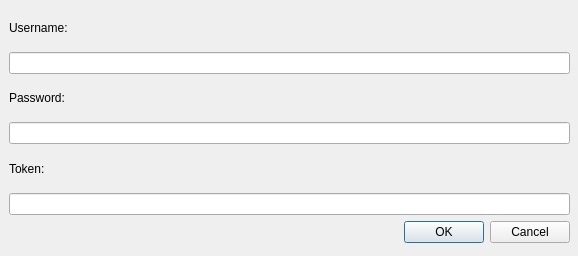
The window that LDMP/DlgSettings.ui (ConservationInternational/trends.earth) describes before a commit, drawn with Qt 5.
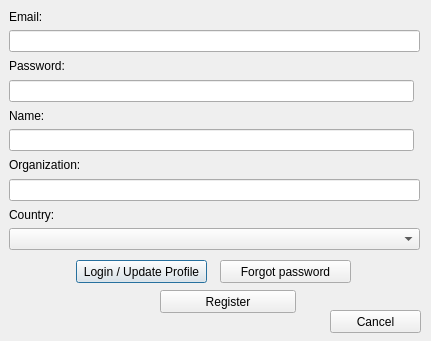
The same window after the commit.

Commit message: Add code for buttons in settings pane.

What changed in the file:
```diff
--- a/LDMP/DlgSettings.ui
+++ b/LDMP/DlgSettings.ui
@@ -6,8 +6,8 @@
    <rect>
     <x>0</x>
     <y>0</y>
-    <width>578</width>
-    <height>256</height>
+    <width>431</width>
+    <height>341</height>
    </rect>
   </property>
   <property name="sizePolicy">
@@ -24,28 +24,28 @@
     <rect>
      <x>9</x>
      <y>9</y>
-     <width>561</width>
-     <height>234</height>
+     <width>411</width>
+     <height>241</height>
     </rect>
    </property>
    <layout class="QGridLayout" name="gridLayout">
     <property name="sizeConstraint">
      <enum>QLayout::SetDefaultConstraint</enum>
     </property>
-    <item row="6" column="0">
-     <widget class="QDialogButtonBox" name="button_box">
-      <property name="orientation">
-       <enum>Qt::Horizontal</enum>
+    <item row="10" column="1">
+     <widget class="QLabel" name="label_3">
+      <property name="sizePolicy">
+       <sizepolicy hsizetype="Preferred" vsizetype="Minimum">
+        <horstretch>0</horstretch>
+        <verstretch>0</verstretch>
+       </sizepolicy>
       </property>
-      <property name="standardButtons">
-       <set>QDialogButtonBox::Cancel|QDialogButtonBox::Ok</set>
+      <property name="text">
+       <string>Organization:</string>
       </property>
      </widget>
     </item>
-    <item row="1" column="0">
-     <widget class="QLineEdit" name="username"/>
-    </item>
-    <item row="2" column="0">
+    <item row="4" column="1">
      <widget class="QLabel" name="label">
       <property name="sizePolicy">
        <sizepolicy hsizetype="Preferred" vsizetype="Minimum">
@@ -58,7 +58,14 @@
       </property>
      </widget>
     </item>
-    <item row="0" column="0">
+    <item row="2" column="1" colspan="2">
+     <widget class="QLineEdit" name="email">
+      <property name="inputMethodHints">
+       <set>Qt::ImhEmailCharactersOnly</set>
+      </property>
+     </widget>
+    </item>
+    <item row="1" column="1">
      <widget class="QLabel" name="label_2">
       <property name="sizePolicy">
        <sizepolicy hsizetype="Preferred" vsizetype="Minimum">
@@ -67,39 +74,123 @@
        </sizepolicy>
       </property>
       <property name="text">
-       <string>Username:</string>
+       <string>Email:</string>
       </property>
      </widget>
     </item>
-    <item row="3" column="0">
+    <item row="12" column="1">
+     <widget class="QLabel" name="label_4">
+      <property name="sizePolicy">
+       <sizepolicy hsizetype="Preferred" vsizetype="Minimum">
+        <horstretch>0</horstretch>
+        <verstretch>0</verstretch>
+       </sizepolicy>
+      </property>
+      <property name="text">
+       <string>Country:</string>
+      </property>
+     </widget>
+    </item>
+    <item row="13" column="1" colspan="2">
+     <widget class="QComboBox" name="country"/>
+    </item>
+    <item row="11" column="1" colspan="2">
+     <widget class="QLineEdit" name="organization">
+      <property name="inputMethodHints">
+       <set>Qt::ImhNone</set>
+      </property>
+      <property name="echoMode">
+       <enum>QLineEdit::Normal</enum>
+      </property>
+     </widget>
+    </item>
+    <item row="6" column="1">
+     <widget class="QLabel" name="label_5">
+      <property name="sizePolicy">
+       <sizepolicy hsizetype="Preferred" vsizetype="Minimum">
+        <horstretch>0</horstretch>
+        <verstretch>0</verstretch>
+       </sizepolicy>
+      </property>
+      <property name="text">
+       <string>Name:</string>
+      </property>
+     </widget>
+    </item>
+    <item row="7" column="1">
+     <widget class="QLineEdit" name="name">
+      <property name="inputMethodHints">
+       <set>Qt::ImhNoAutoUppercase</set>
+      </property>
+     </widget>
+    </item>
+    <item row="5" column="1">
      <widget class="QLineEdit" name="password">
       <property name="echoMode">
        <enum>QLineEdit::Password</enum>
       </property>
      </widget>
     </item>
-    <item row="4" column="0">
-     <widget class="QLabel" name="label_3">
-      <property name="sizePolicy">
-       <sizepolicy hsizetype="Preferred" vsizetype="Minimum">
-        <horstretch>0</horstretch>
-        <verstretch>0</verstretch>
-       </sizepolicy>
-      </property>
-      <property name="text">
-       <string>Token:</string>
-      </property>
-     </widget>
-    </item>
-    <item row="5" column="0">
-     <widget class="QLineEdit" name="password_2">
-      <property name="echoMode">
-       <enum>QLineEdit::Password</enum>
-      </property>
-     </widget>
-    </item>
    </layout>
   </widget>
+  <widget class="QPushButton" name="login">
+   <property name="geometry">
+    <rect>
+     <x>76</x>
+     <y>260</y>
+     <width>131</width>
+     <height>23</height>
+    </rect>
+   </property>
+   <property name="text">
+    <string>Login / Update Profile</string>
+   </property>
+  </widget>
+  <widget class="QPushButton" name="register_user">
+   <property name="geometry">
+    <rect>
+     <x>160</x>
+     <y>290</y>
+     <width>136</width>
+     <height>23</height>
+    </rect>
+   </property>
+   <property name="text">
+    <string>Register</string>
+   </property>
+  </widget>
+  <widget class="QPushButton" name="cancel">
+   <property name="geometry">
+    <rect>
+     <x>330</x>
+     <y>310</y>
+     <width>91</width>
+     <height>23</height>
+    </rect>
+   </property>
+   <property name="text">
+    <string>Cancel</string>
+   </property>
+  </widget>
+  <widget class="QPushButton" name="forgot_pwd">
+   <property name="geometry">
+    <rect>
+     <x>220</x>
+     <y>260</y>
+     <width>131</width>
+     <height>23</height>
+    </rect>
+   </property>
+   <property name="sizePolicy">
+    <sizepolicy hsizetype="Minimum" vsizetype="Fixed">
+     <horstretch>0</horstretch>
+     <verstretch>0</verstretch>
+    </sizepolicy>
+   </property>
+   <property name="text">
+    <string>Forgot password</string>
+   </property>
+  </widget>
  </widget>
  <resources/>
  <connections>
```
Left out of the diff: 35 changed lines with no effect on the pictures. The commit also changes 2 other files.
